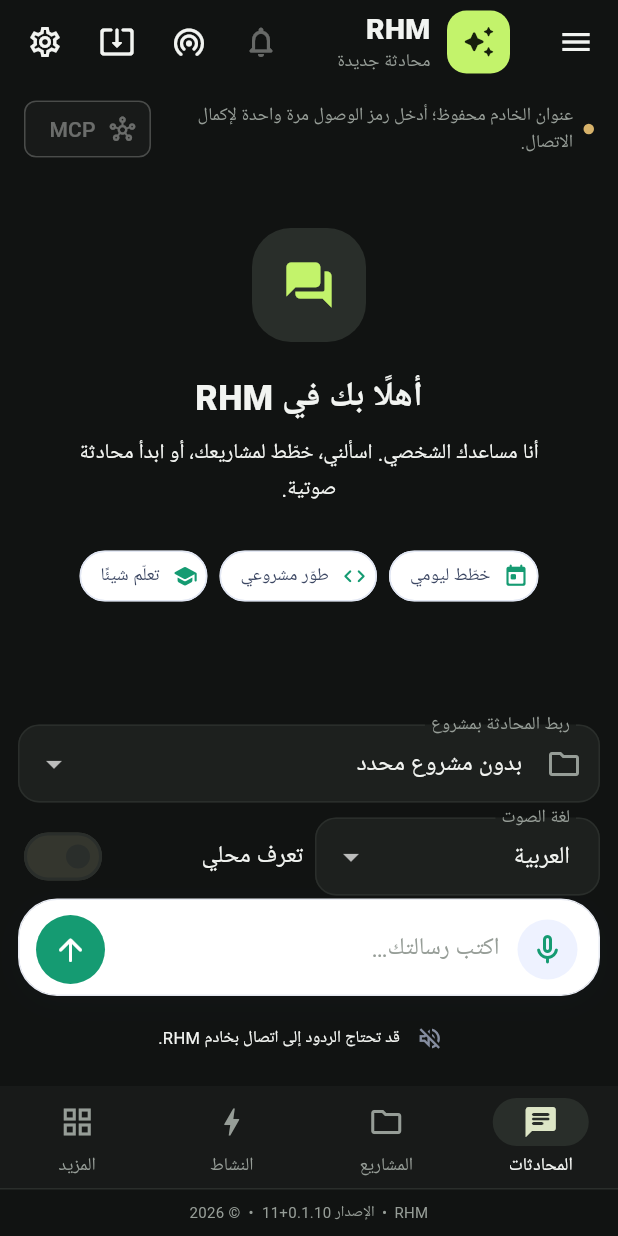
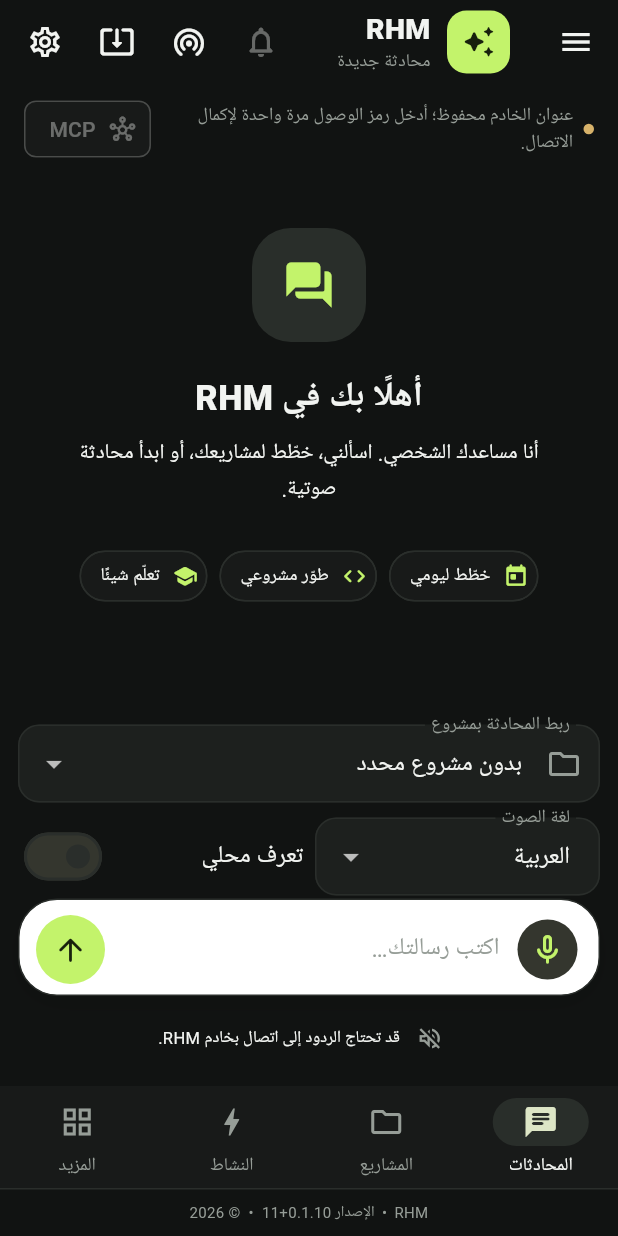
Before and after one commit to HamoideAbd123/RHM-Mobile-Server, a Flutter app: the screen it shows after launch, on a phone screen of 412 x 824 dp. Run offline on Flutter 3.47's test engine with Material 3 defaults, Android fonts, the phone set to English and light mode, and no system bars; our stand-ins replace flutter_local_notifications, flutter_markdown_plus, flutter_secure_storage, flutter_tts, material_ui, open_filex and 2 more; missing offline and left inert: workmanager; statements that could not run were skipped.

Commit message:
Replace legacy mobile chat colors with shared semantic theme tokens

```diff
--- a/mobile/lib/main.dart
+++ b/mobile/lib/main.dart
@@ -133,10 +133,22 @@ class _SuggestionChip extends StatelessWidget {
   @override
   Widget build(BuildContext context) => ActionChip(
         onPressed: onTap,
-        avatar: Icon(icon, size: 17, color: const Color(0xff159b72)),
-        label: Text(label, style: const TextStyle(fontSize: 12, color: Color(0xff3b4662))),
-        backgroundColor: Colors.white,
-        side: const BorderSide(color: Color(0xffe2e7f3)),
+        avatar: Icon(
+          icon,
+          size: 17,
+          color: Theme.of(context).colorScheme.primary,
+        ),
+        label: Text(
+          label,
+          style: TextStyle(
+            fontSize: 12,
+            color: Theme.of(context).colorScheme.onSurface,
+          ),
+        ),
+        backgroundColor: Theme.of(context).colorScheme.surface,
+        side: BorderSide(
+          color: Theme.of(context).extension<RhmUiTokens>()!.border,
+        ),
         shape: RoundedRectangleBorder(borderRadius: BorderRadius.circular(18)),
         padding: const EdgeInsets.symmetric(horizontal: 5, vertical: 7),
       );
@@ -424,7 +436,10 @@ class _ChatScreenState extends State<ChatScreen> with WidgetsBindingObserver {
                   const SizedBox(height: 10),
                   const Text(
                     'سيتم التحقق من SHA-256 قبل فتح مثبت Android. يجب الموافقة على التثبيت من نافذة Android.',
-                    style: TextStyle(fontSize: 12, color: Color(0xff777f91)),
+                    style: TextStyle(
+                      fontSize: 12,
+                      color: Theme.of(context).colorScheme.onSurfaceVariant,
+                    ),
                   ),
                 ],
               ),
@@ -1983,7 +1998,11 @@ class _ChatScreenState extends State<ChatScreen> with WidgetsBindingObserver {
             child: Column(
               mainAxisSize: MainAxisSize.min,
               children: [
-                const Icon(Icons.link_off_rounded, size: 42, color: Color(0xff8a93a5)),
+                Icon(
+                  Icons.link_off_rounded,
+                  size: 42,
+                  color: Theme.of(context).colorScheme.onSurfaceVariant,
+                ),
                 const SizedBox(height: 14),
                 const Text(
                   'اتصل بخادم RHM لفتح هذه المساحة.',
@@ -2013,8 +2032,8 @@ class _ChatScreenState extends State<ChatScreen> with WidgetsBindingObserver {
         child: ListTile(
           minVerticalPadding: 12,
           leading: CircleAvatar(
-            backgroundColor: const Color(0xffe8f5f0),
-            child: Icon(icon, color: const Color(0xff159b72)),
+            backgroundColor: Theme.of(context).extension<RhmUiTokens>()!.accentSoft,
+            child: Icon(icon, color: Theme.of(context).colorScheme.primary),
           ),
           title: Text(title, style: const TextStyle(fontWeight: FontWeight.w600)),
           subtitle: Text(subtitle),
@@ -2032,7 +2051,9 @@ class _ChatScreenState extends State<ChatScreen> with WidgetsBindingObserver {
         children: [
           const Text(
             'تابع العمل والتنبيهات والأحداث المهمة في RHM.',
-            style: TextStyle(color: Color(0xff737b8e)),
+            style: TextStyle(
+              color: Theme.of(context).colorScheme.onSurfaceVariant,
+            ),
           ),
           const SizedBox(height: 14),
           _hubTile(
@@ -2420,8 +2441,16 @@ class _ChatScreenState extends State<ChatScreen> with WidgetsBindingObserver {
                               ),
                               boxShadow: message.isUser
                                   ? const []
-                                  : [BoxShadow(color: const Color(0xff18264a).withValues(alpha: .045), blurRadius: 12, offset: const Offset(0, 3))],
-                              border: message.isUser ? null : Border.all(color: const Color(0xffedf0f6)),
+                                  : [BoxShadow(
+                                    color: Theme.of(context).colorScheme.shadow.withValues(alpha: .08),
+                                    blurRadius: 12,
+                                    offset: const Offset(0, 3),
+                                  )],
+                              border: message.isUser
+                                  ? null
+                                  : Border.all(
+                                      color: Theme.of(context).extension<RhmUiTokens>()!.border,
+                                    ),
                             ),
                             child: Padding(
                               padding: const EdgeInsets.fromLTRB(15, 12, 15, 10),
@@ -2527,12 +2556,19 @@ class _ChatScreenState extends State<ChatScreen> with WidgetsBindingObserver {
                                     mainAxisSize: MainAxisSize.min,
                                     children: [
                                       if (!message.isUser) ...[
-                                        const Icon(Icons.auto_awesome, size: 13, color: Color(0xff329b78)),
+                                        Icon(
+                                          Icons.auto_awesome,
+                                          size: 13,
+                                          color: Theme.of(context).colorScheme.primary,
+                                        ),
                                         const SizedBox(width: 5),
                                         Flexible(
                                           child: Text(
                                             message.provider ?? 'RHM',
-                                            style: const TextStyle(fontSize: 10, color: Color(0xff9299a9)),
+                                            style: TextStyle(
+                                              fontSize: 10,
+                                              color: Theme.of(context).colorScheme.onSurfaceVariant,
+                                            ),
                                           ),
                                         ),
                                         const SizedBox(width: 4),
@@ -2542,7 +2578,11 @@ class _ChatScreenState extends State<ChatScreen> with WidgetsBindingObserver {
                                           padding: EdgeInsets.zero,
                                           tooltip: 'قراءة الرد',
                                           onPressed: () => _speakResponse(message.text),
-                                          icon: const Icon(Icons.volume_up_rounded, size: 18, color: Color(0xff4c7e6b)),
+                                          icon: Icon(
+                                            Icons.volume_up_rounded,
+                                            size: 18,
+                                            color: Theme.of(context).colorScheme.primary,
+                                          ),
                                         ),
                                       ],
                                       IconButton(
@@ -2551,7 +2591,11 @@ class _ChatScreenState extends State<ChatScreen> with WidgetsBindingObserver {
                                         padding: EdgeInsets.zero,
                                         tooltip: 'نسخ الرسالة',
                                         onPressed: () => _copyMessage(message.text),
-                                        icon: const Icon(Icons.copy_rounded, size: 16, color: Color(0xff7c8797)),
+                                        icon: Icon(
+                                          Icons.copy_rounded,
+                                          size: 16,
+                                          color: Theme.of(context).colorScheme.onSurfaceVariant,
+                                        ),
                                       ),
                                     ],
                                   ),
@@ -2633,8 +2677,16 @@ class _ChatScreenState extends State<ChatScreen> with WidgetsBindingObserver {
                       decoration: BoxDecoration(
                         color: Colors.white,
                         borderRadius: BorderRadius.circular(26),
-                        border: Border.all(color: const Color(0xffe8ebf3)),
-                        boxShadow: [BoxShadow(color: const Color(0xff25345b).withValues(alpha: .05), blurRadius: 18, offset: const Offset(0, 5))],
+                        border: Border.all(
+                          color: Theme.of(context).extension<RhmUiTokens>()!.border,
+                        ),
+                        boxShadow: [
+                          BoxShadow(
+                            color: Theme.of(context).colorScheme.shadow.withValues(alpha: .08),
+                            blurRadius: 18,
+                            offset: const Offset(0, 5),
+                          ),
+                        ],
                       ),
                       child: Row(
                         crossAxisAlignment: CrossAxisAlignment.end,
@@ -2643,8 +2695,12 @@ class _ChatScreenState extends State<ChatScreen> with WidgetsBindingObserver {
                             tooltip: _listening ? 'إيقاف التسجيل' : 'تسجيل صوتي',
                             onPressed: _busy ? null : _toggleRecording,
                             style: IconButton.styleFrom(
-                              backgroundColor: _listening ? const Color(0xffffe8e8) : const Color(0xffeef2ff),
-                              foregroundColor: _listening ? const Color(0xffc73b45) : const Color(0xff159b72),
+                              backgroundColor: _listening
+                                  ? Theme.of(context).colorScheme.errorContainer
+                                  : Theme.of(context).colorScheme.surfaceContainerHighest,
+                              foregroundColor: _listening
+                                  ? Theme.of(context).colorScheme.error
+                                  : Theme.of(context).colorScheme.primary,
                             ),
                             icon: Icon(_listening ? Icons.stop_rounded : Icons.mic_none_rounded),
                           ),
@@ -2671,9 +2727,9 @@ class _ChatScreenState extends State<ChatScreen> with WidgetsBindingObserver {
                             tooltip: 'إرسال الرسالة',
                             onPressed: _busy || _listening ? null : _sendMessage,
                             style: IconButton.styleFrom(
-                              backgroundColor: const Color(0xff159b72),
-                              foregroundColor: Colors.white,
-                              disabledBackgroundColor: const Color(0xffb9c5e8),
+                              backgroundColor: Theme.of(context).colorScheme.primary,
+                              foregroundColor: Theme.of(context).colorScheme.onPrimary,
+                              disabledBackgroundColor: Theme.of(context).colorScheme.surfaceContainerHighest,
                               minimumSize: const Size(46, 46),
                             ),
                             icon: _busy
@@ -2694,7 +2750,11 @@ class _ChatScreenState extends State<ChatScreen> with WidgetsBindingObserver {
                           tooltip: 'إيقاف القراءة الصوتية',
                           visualDensity: VisualDensity.compact,
                           onPressed: _speaking ? _stopSpeaking : null,
-                          icon: const Icon(Icons.volume_off_outlined, size: 18, color: Color(0xff858da0)),
+                          icon: Icon(
+                            Icons.volume_off_outlined,
+                            size: 18,
+                            color: Theme.of(context).colorScheme.onSurfaceVariant,
+                          ),
                         ),
                         const Flexible(
                           child: Text(
```
